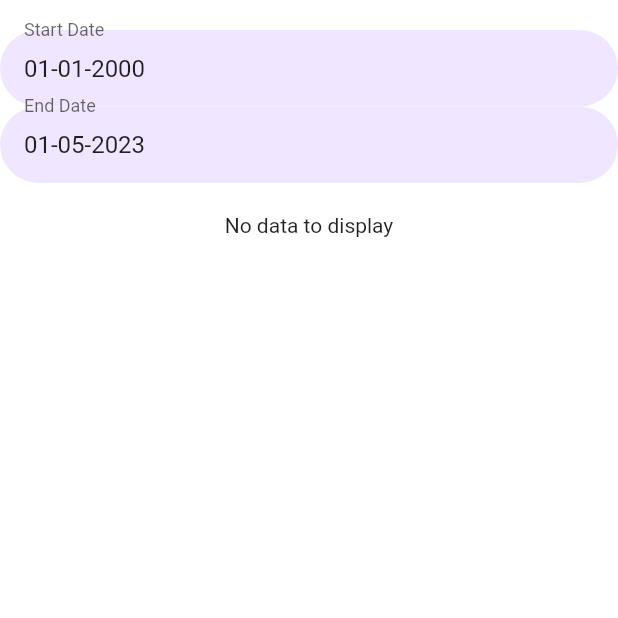
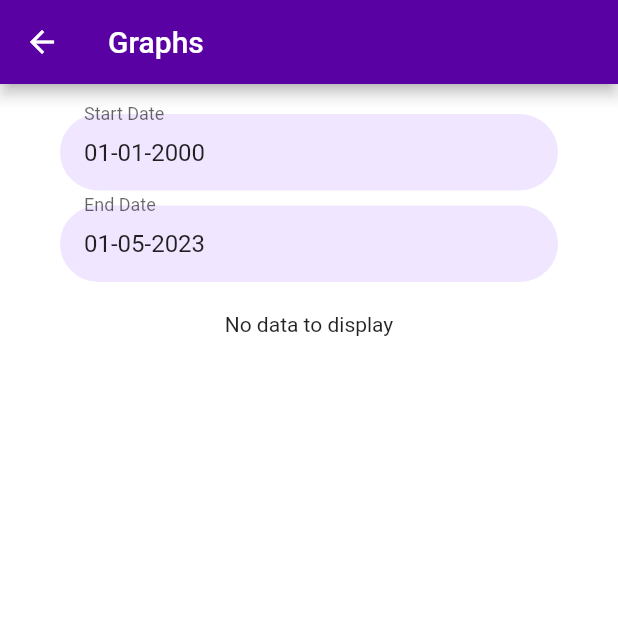
Before and after one commit to Fleonex/jupiter_clone, a Flutter app: the Graphs screen opened directly, on a phone screen of 412 x 824 dp, the top half of it. Run offline on Flutter 3.47's test engine with Material 2 defaults, Android fonts, the phone set to English and light mode, and no system bars; our stand-ins replace cloud_firestore, csv, file_picker, firebase_auth, firebase_core, flutter_spinkit and 6 more; missing offline and left inert: dart:ffi, excel; accounts and stored records are empty.

Commit message:
Added style to Graphs

```diff
--- a/lib/screens/Graphs/graphs.dart
+++ b/lib/screens/Graphs/graphs.dart
@@ -1,6 +1,7 @@
 import 'package:firebase_auth/firebase_auth.dart';
 import 'package:flutter/material.dart';
 import 'package:intl/intl.dart';
+import 'package:jupiter_clone/style/color.dart';
 import 'package:syncfusion_flutter_charts/charts.dart';
 import '../../services/database.dart';
 
@@ -112,20 +113,33 @@ class _GraphsState extends State<Graphs> {
   @override
   Widget build(BuildContext context) {
     return Scaffold(
+      appBar: AppBar(
+        title: const Text("Graphs"),
+        backgroundColor: purple,
+      ),
+
+
       body: ListView(
         children: [
-          const SizedBox(height: 20),
+          const SizedBox(
+              height: 20
+          ),
           // Create a date range picker.
           Form(
             key: _formKey,
+            child: Container(
+              margin: const EdgeInsets.symmetric(horizontal: 20),
               child: Column(
                 children: [
-                TextFormField(
+                  Container(
+                    margin: const EdgeInsets.symmetric(horizontal: 20),
+                    child: TextFormField(
                       controller: _startDateController,
                       decoration: const InputDecoration(
                         labelText: 'Start Date',
                         hintText: 'Enter the start date',
                       ),
+
                       onTap: () async {
                         // Below line stops keyboard from appearing
                         FocusScope.of(context).requestFocus(FocusNode());
@@ -154,7 +168,13 @@ class _GraphsState extends State<Graphs> {
                         });
                       },
                     ),
-                TextFormField(
+                  ),
+                  const SizedBox(
+                      height: 10
+                  ),
+                  Container(
+                    margin: const EdgeInsets.symmetric(horizontal: 20),
+                    child: TextFormField(
                       controller: _endDateController,
                       decoration: const InputDecoration(
                         labelText: 'End Date',
@@ -188,7 +208,9 @@ class _GraphsState extends State<Graphs> {
                         });
                       },
                     ),
+                  ),
                 ],
+              ),
             ),
           ),
           const SizedBox(height: 20),
```
Lines whose indentation alone changed are shown as unchanged.
